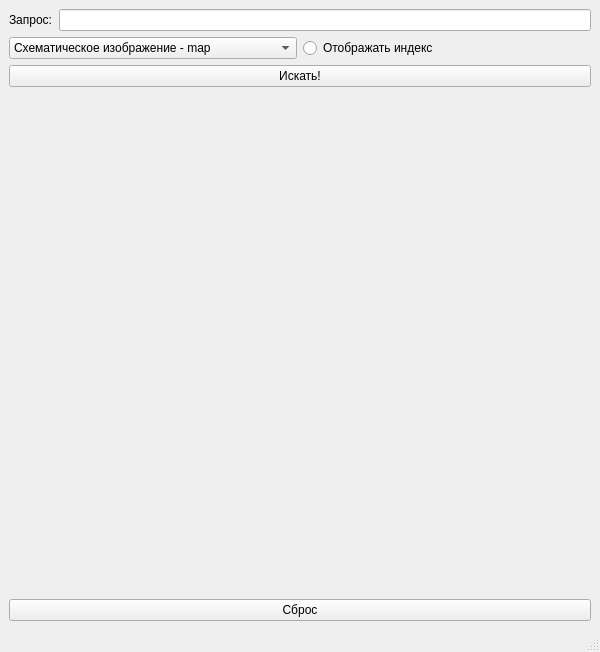
Old version of the form 11/main.ui in the repository Nekson228/Map-API.
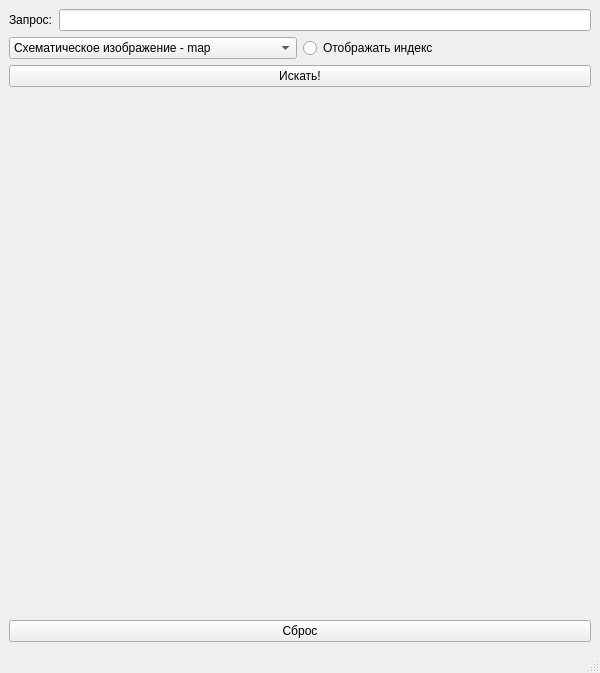
New version of the form.

The edit to the form file:
```diff
--- a/11/main.ui
+++ b/11/main.ui
@@ -7,7 +7,7 @@
     <x>0</x>
     <y>0</y>
     <width>600</width>
-    <height>643</height>
+    <height>673</height>
    </rect>
   </property>
   <property name="windowTitle">
```
Left out of the diff: 3 changed lines with no effect on the pictures.
